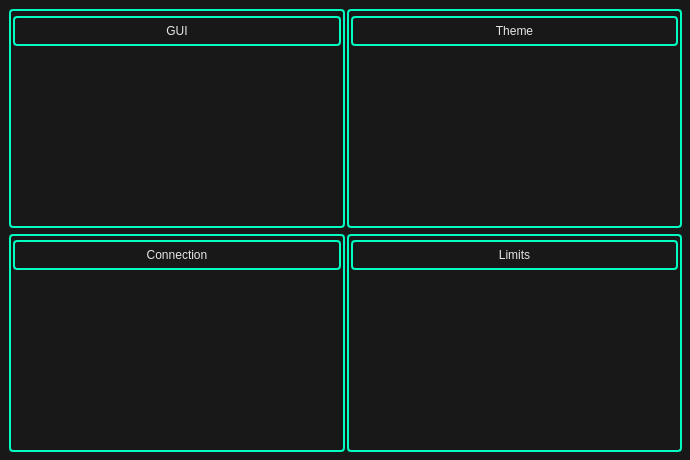
Above: ui/settings.ui from rozkalibrowany/vocc before the change. Below: the same form after it.
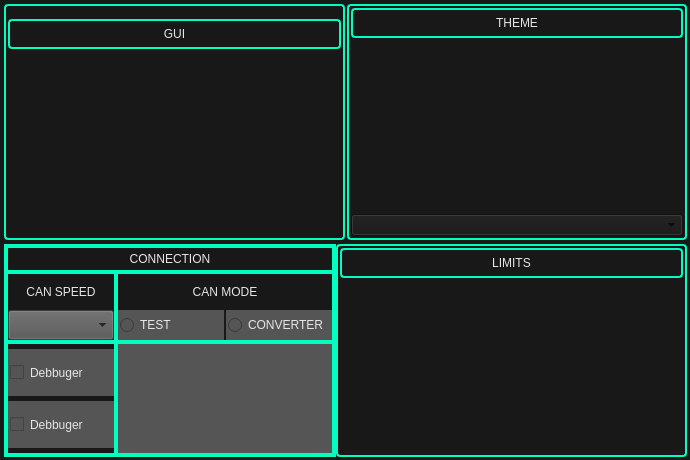
That is the form after the change.

Commit message: Added options for connection settings

```diff
--- a/ui/settings.ui
+++ b/ui/settings.ui
@@ -30,27 +30,51 @@
     <string notr="true"/>
    </property>
    <layout class="QGridLayout" name="gridLayout_2">
+    <property name="leftMargin">
+     <number>4</number>
+    </property>
+    <property name="topMargin">
+     <number>4</number>
+    </property>
+    <property name="rightMargin">
+     <number>4</number>
+    </property>
+    <property name="bottomMargin">
+     <number>4</number>
+    </property>
+    <property name="spacing">
+     <number>4</number>
+    </property>
     <item row="1" column="0">
      <layout class="QVBoxLayout" name="verticalLayout_9">
       <property name="spacing">
-       <number>2</number>
+       <number>0</number>
       </property>
       <item>
        <layout class="QHBoxLayout" name="horizontalLayout_12">
+        <property name="spacing">
+         <number>0</number>
+        </property>
         <item>
          <widget class="QFrame" name="verticalFrame_10">
+          <property name="maximumSize">
+           <size>
+            <width>332</width>
+            <height>16777215</height>
+           </size>
+          </property>
           <property name="styleSheet">
            <string notr="true">QFrame{
 border: 1.5px solid #00ffc1;
-border-radius: 4px;
-padding: 2px;
+border-radius: 0px;
+padding: 0px;
 color: #00ffc1;
 background: transparent;
 }</string>
           </property>
           <layout class="QVBoxLayout" name="verticalLayout_14">
            <property name="spacing">
-            <number>2</number>
+            <number>0</number>
            </property>
            <property name="leftMargin">
             <number>0</number>
@@ -115,7 +139,7 @@
 color: #e6e6e6;</string>
                 </property>
                 <property name="text">
-                 <string>Connection</string>
+                 <string>CONNECTION</string>
                 </property>
                 <property name="alignment">
                  <set>Qt::AlignCenter</set>
@@ -127,21 +151,343 @@
            </item>
            <item>
             <layout class="QVBoxLayout" name="verticalLayout_15">
+             <property name="spacing">
+              <number>0</number>
+             </property>
              <item>
-              <spacer name="verticalSpacer">
-               <property name="orientation">
-                <enum>Qt::Vertical</enum>
+              <layout class="QVBoxLayout" name="verticalLayout_7">
+               <property name="spacing">
+                <number>0</number>
                </property>
-               <property name="sizeType">
-                <enum>QSizePolicy::Fixed</enum>
+               <item>
+                <layout class="QHBoxLayout" name="horizontalLayout">
+                 <property name="spacing">
+                  <number>0</number>
+                 </property>
+                 <item>
+                  <widget class="QFrame" name="verticalFrame_3">
+                   <property name="maximumSize">
+                    <size>
+                     <width>110</width>
+                     <height>16777215</height>
+                    </size>
+                   </property>
+                   <layout class="QVBoxLayout" name="verticalLayout_32">
+                    <property name="spacing">
+                     <number>0</number>
+                    </property>
+                    <property name="leftMargin">
+                     <number>0</number>
+                    </property>
+                    <property name="topMargin">
+                     <number>0</number>
+                    </property>
+                    <property name="rightMargin">
+                     <number>0</number>
+                    </property>
+                    <property name="bottomMargin">
+                     <number>0</number>
+                    </property>
+                    <item>
+                     <layout class="QVBoxLayout" name="verticalLayout_30">
+                      <property name="spacing">
+                       <number>0</number>
+                      </property>
+                      <item>
+                       <widget class="QLabel" name="label_5">
+                        <property name="styleSheet">
+                         <string notr="true">border: none;
+padding: 2px;
+font: 75 bold 10pt &quot;Halvetica&quot; ;
+color: #e6e6e6;</string>
+                        </property>
+                        <property name="text">
+                         <string>CAN SPEED</string>
+                        </property>
+                        <property name="alignment">
+                         <set>Qt::AlignCenter</set>
+                        </property>
+                       </widget>
+                      </item>
+                     </layout>
+                    </item>
+                    <item>
+                     <layout class="QVBoxLayout" name="verticalLayout_31">
+                      <property name="spacing">
+                       <number>0</number>
+                      </property>
+                      <item>
+                       <widget class="QComboBox" name="comboBox_3">
+                        <property name="minimumSize">
+                         <size>
+                          <width>0</width>
+                          <height>30</height>
+                         </size>
+                        </property>
+                        <property name="styleSheet">
+                         <string notr="true">background-color: rgb(85,85,85);</string>
+                        </property>
+                       </widget>
+                      </item>
+                     </layout>
+                    </item>
+                   </layout>
+                  </widget>
+                 </item>
+                 <item>
+                  <layout class="QVBoxLayout" name="verticalLayout_18">
+                   <property name="spacing">
+                    <number>0</number>
+                   </property>
+                   <item>
+                    <widget class="QFrame" name="verticalFrame_5">
+                     <property name="minimumSize">
+                      <size>
+                       <width>0</width>
+                       <height>70</height>
+                      </size>
+                     </property>
+                     <property name="maximumSize">
+                      <size>
+                       <width>16777215</width>
+                       <height>70</height>
+                      </size>
+                     </property>
+                     <layout class="QVBoxLayout" name="verticalLayout_23">
+                      <property name="spacing">
+                       <number>0</number>
+                      </property>
+                      <property name="leftMargin">
+                       <number>0</number>
+                      </property>
+                      <property name="topMargin">
+                       <number>0</number>
+                      </property>
+                      <property name="rightMargin">
+                       <number>0</number>
+                      </property>
+                      <property name="bottomMargin">
+                       <number>0</number>
+                      </property>
+                      <item>
+                       <layout class="QVBoxLayout" name="verticalLayout_24">
+                        <property name="spacing">
+                         <number>0</number>
+                        </property>
+                        <item>
+                         <widget class="QLabel" name="label_4">
+                          <property name="styleSheet">
+                           <string notr="true">border: none;
+padding: 2px;
+font: 75 bold 10pt &quot;Halvetica&quot; ;
+color: #e6e6e6;</string>
+                          </property>
+                          <property name="text">
+                           <string>CAN MODE</string>
+                          </property>
+                          <property name="alignment">
+                           <set>Qt::AlignCenter</set>
+                          </property>
+                         </widget>
+                        </item>
+                       </layout>
+                      </item>
+                      <item>
+                       <layout class="QVBoxLayout" name="verticalLayout_25">
+                        <property name="spacing">
+                         <number>0</number>
+                        </property>
+                        <item>
+                         <layout class="QHBoxLayout" name="horizontalLayout_4">
+                          <property name="spacing">
+                           <number>0</number>
+                          </property>
+                          <item>
+                           <layout class="QVBoxLayout" name="verticalLayout_27">
+                            <property name="spacing">
+                             <number>2</number>
+                            </property>
+                            <property name="rightMargin">
+                             <number>1</number>
+                            </property>
+                            <item>
+                             <widget class="QRadioButton" name="radioButton">
+                              <property name="minimumSize">
+                               <size>
+                                <width>0</width>
+                                <height>30</height>
+                               </size>
+                              </property>
+                              <property name="styleSheet">
+                               <string notr="true">padding: 2px;
+font: 9pt &quot;Halvetica&quot; ;
+color: #e6e6e6;
+background-color: rgb(85,85,85);</string>
+                              </property>
+                              <property name="text">
+                               <string>TEST</string>
+                              </property>
+                             </widget>
+                            </item>
+                           </layout>
+                          </item>
+                          <item>
+                           <layout class="QVBoxLayout" name="verticalLayout_26">
+                            <property name="spacing">
+                             <number>2</number>
+                            </property>
+                            <property name="leftMargin">
+                             <number>1</number>
+                            </property>
+                            <item>
+                             <widget class="QRadioButton" name="radioButton_2">
+                              <property name="minimumSize">
+                               <size>
+                                <width>0</width>
+                                <height>30</height>
+                               </size>
+                              </property>
+                              <property name="styleSheet">
+                               <string notr="true">padding: 2px;
+font: 9pt &quot;Halvetica&quot; ;
+color: #e6e6e6;
+background-color: rgb(85,85,85);
+</string>
+                              </property>
+                              <property name="text">
+                               <string>CONVERTER</string>
+                              </property>
+                             </widget>
+                            </item>
+                           </layout>
+                          </item>
+                         </layout>
+                        </item>
+                       </layout>
+                      </item>
+                     </layout>
+                    </widget>
+                   </item>
+                  </layout>
+                 </item>
+                </layout>
+               </item>
+              </layout>
+             </item>
+             <item>
+              <layout class="QVBoxLayout" name="verticalLayout_8">
+               <property name="spacing">
+                <number>0</number>
                </property>
-               <property name="sizeHint" stdset="0">
-                <size>
-                 <width>0</width>
-                 <height>175</height>
-                </size>
-               </property>
-              </spacer>
+               <item>
+                <layout class="QHBoxLayout" name="horizontalLayout_2">
+                 <property name="spacing">
+                  <number>0</number>
+                 </property>
+                 <item>
+                  <widget class="QFrame" name="verticalFrame_6">
+                   <property name="minimumSize">
+                    <size>
+                     <width>110</width>
+                     <height>0</height>
+                    </size>
+                   </property>
+                   <property name="maximumSize">
+                    <size>
+                     <width>110</width>
+                     <height>16777215</height>
+                    </size>
+                   </property>
+                   <layout class="QVBoxLayout" name="verticalLayout_20">
+                    <property name="spacing">
+                     <number>0</number>
+                    </property>
+                    <property name="leftMargin">
+                     <number>0</number>
+                    </property>
+                    <property name="topMargin">
+                     <number>0</number>
+                    </property>
+                    <property name="rightMargin">
+                     <number>0</number>
+                    </property>
+                    <property name="bottomMargin">
+                     <number>0</number>
+                    </property>
+                    <item>
+                     <layout class="QHBoxLayout" name="horizontalLayout_5">
+                      <property name="spacing">
+                       <number>0</number>
+                      </property>
+                      <item>
+                       <widget class="QCheckBox" name="checkBox_2">
+                        <property name="minimumSize">
+                         <size>
+                          <width>0</width>
+                          <height>47</height>
+                         </size>
+                        </property>
+                        <property name="styleSheet">
+                         <string notr="true">border: none;
+padding: 2px;
+font: 75 bold 9pt &quot;Halvetica&quot; ;
+color: #e6e6e6;
+background-color: rgb(85,85,85);</string>
+                        </property>
+                        <property name="text">
+                         <string>Debbuger</string>
+                        </property>
+                       </widget>
+                      </item>
+                     </layout>
+                    </item>
+                    <item>
+                     <layout class="QHBoxLayout" name="horizontalLayout_3">
+                      <property name="spacing">
+                       <number>0</number>
+                      </property>
+                      <item>
+                       <widget class="QCheckBox" name="checkBox">
+                        <property name="minimumSize">
+                         <size>
+                          <width>0</width>
+                          <height>47</height>
+                         </size>
+                        </property>
+                        <property name="styleSheet">
+                         <string notr="true">border: none;
+padding: 2px;
+font: 75 bold 9pt &quot;Halvetica&quot; ;
+color: #e6e6e6;
+background-color: rgb(85,85,85);</string>
+                        </property>
+                        <property name="text">
+                         <string>Debbuger</string>
+                        </property>
+                       </widget>
+                      </item>
+                     </layout>
+                    </item>
+                   </layout>
+                  </widget>
+                 </item>
+                 <item>
+                  <layout class="QVBoxLayout" name="verticalLayout_19">
+                   <property name="spacing">
+                    <number>0</number>
+                   </property>
+                   <item>
+                    <widget class="QTextEdit" name="textEdit">
+                     <property name="styleSheet">
+                      <string notr="true">background-color: rgb(85,85,85);</string>
+                     </property>
+                    </widget>
+                   </item>
+                  </layout>
+                 </item>
+                </layout>
+               </item>
+              </layout>
              </item>
             </layout>
            </item>
@@ -226,7 +572,7 @@
 color: #e6e6e6;</string>
                 </property>
                 <property name="text">
-                 <string>Limits</string>
+                 <string>LIMITS</string>
                 </property>
                 <property name="alignment">
                  <set>Qt::AlignCenter</set>
@@ -447,7 +793,7 @@
 color: #e6e6e6;</string>
                 </property>
                 <property name="text">
-                 <string>Theme</string>
+                 <string>THEME</string>
                 </property>
                 <property name="alignment">
                  <set>Qt::AlignCenter</set>
@@ -475,6 +821,9 @@
                </property>
               </spacer>
              </item>
+             <item>
+              <widget class="QComboBox" name="comboBox"/>
+             </item>
             </layout>
            </item>
           </layout>
```
Left out of the diff: 8 changed lines with no effect on the pictures. The commit also changes 2 other files.
